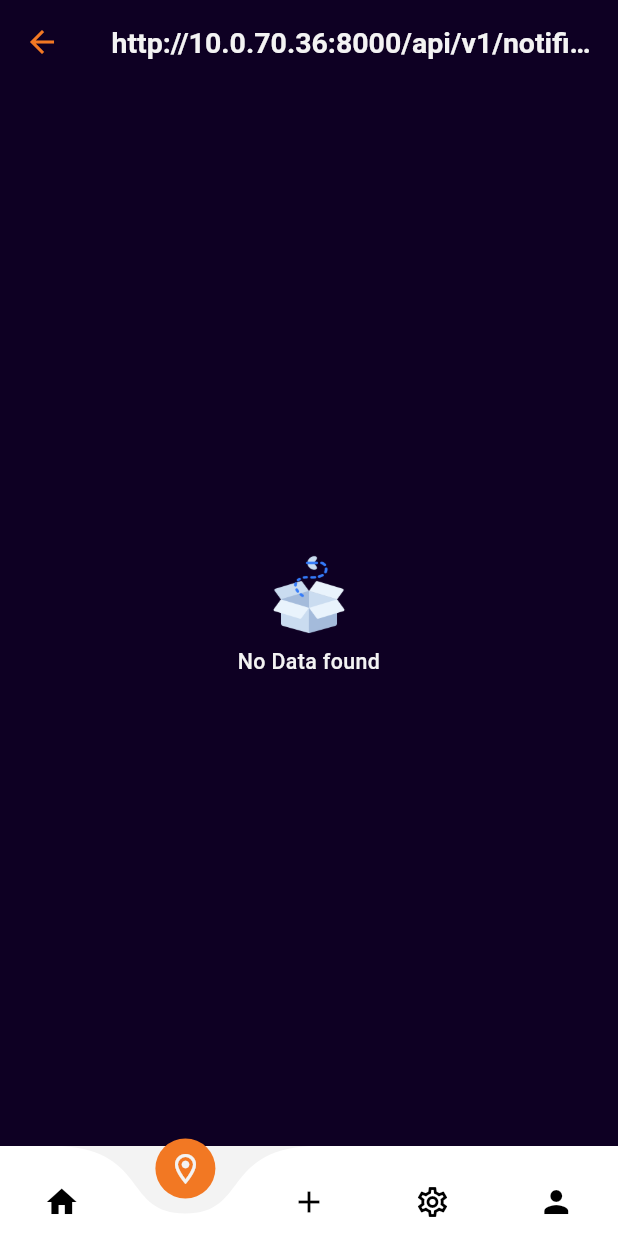
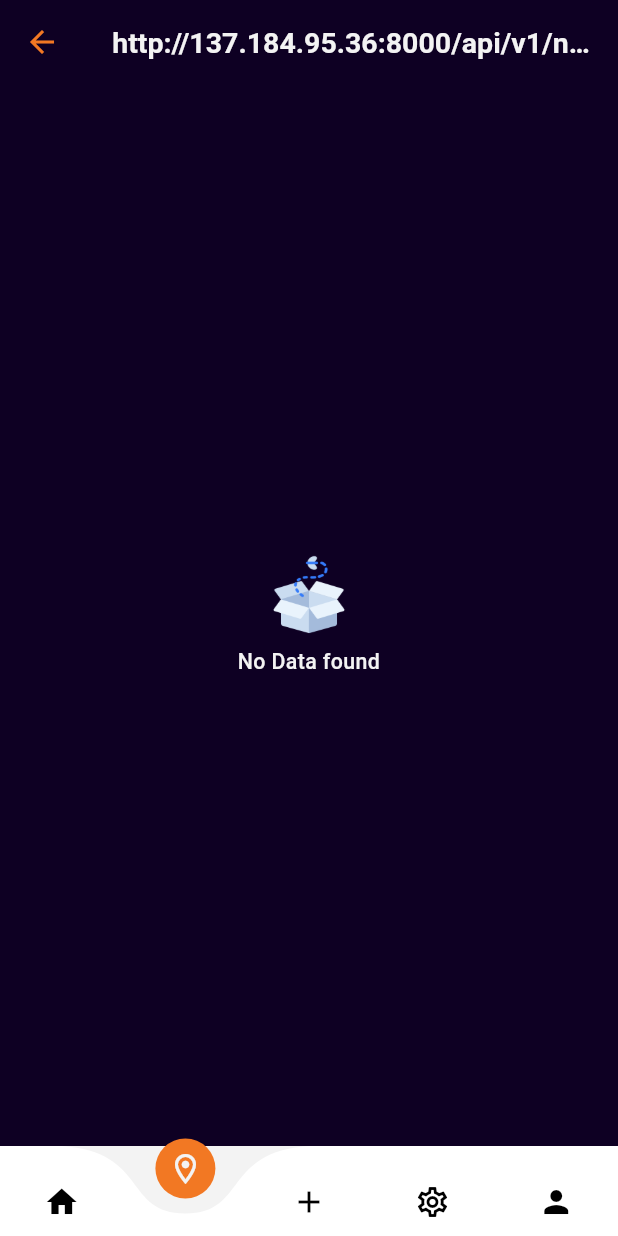
Before and after one commit to bdCalling-Sdt-hub/paintpal, a Flutter app: the NotificationScreen screen opened by its route, on a phone screen of 412 x 824 dp. Run offline on Flutter 3.47's test engine with Material 3 defaults, Android fonts, the light colour scheme and no system bars; drawn by our look-alikes of curved_navigation_bar; our stand-ins replace cached_network_image, carousel_slider, device_info_plus, dotted_border, flutter_html, flutter_screenutil and 15 more; missing offline and left inert: barcode_scan2, image_gallery_saver_plus, tutorial_coach_mark; accounts and stored records are empty.

Commit message:
improve code

```diff
--- a/lib/utils/app_url.dart
+++ b/lib/utils/app_url.dart
@@ -2,7 +2,7 @@ class AppUrls {
   // static const baseUrl = "https://8xcghwgx.inc1.devtunnels.ms:8000/api/v1";
   // static const imageUrl = "https://8xcghwgx.inc1.devtunnels.ms:8000/";
 
-  static const baseUrl = "http://10.0.70.36:8000/api/v1";
+  static const baseUrl = "http://137.184.95.36:8000/api/v1";
   static const imageUrl = "http://137.184.95.36:8000";
 
   static const signUp = "$baseUrl/users/signup";
```
